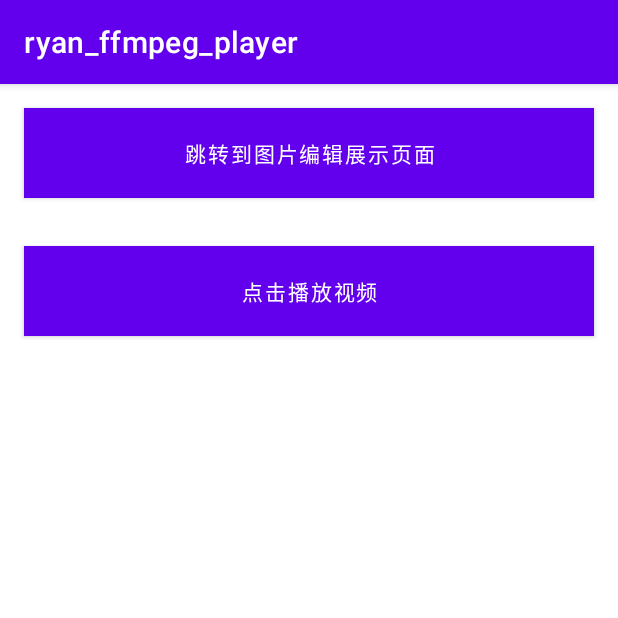
After one commit to jinhaizeng/ryan_ffmpeg_player, an Android app: the VideoPlayerActivity screen opened directly, with no data from a screen before it, on a phone screen of 412 x 824 dp, the top half of it. The commit adds this screen. Run offline under Robolectric (Android 15) with nearby library versions, the phone set to English and light mode, and no system bars; 1 statement that could not run was skipped.

Commit message:
fix(): mainActivity增加跳转逻辑

```diff
--- /dev/null
+++ b/app/src/main/java/com/example/ryan_ffmpeg_player/VideoPlayerActivity.kt
@@ -0,0 +1,100 @@
+package com.example.ryan_ffmpeg_player
+
+import android.net.Uri
+import androidx.appcompat.app.AppCompatActivity
+import android.os.Bundle
+import android.os.Environment
+import android.util.Log
+import android.view.View
+import android.widget.Button
+import android.widget.Toast
+import androidx.activity.result.contract.ActivityResultContracts
+import com.example.ryan_ffmpeg_player.Constant.TAG
+import com.example.ryan_ffmpeg_player.Utils.FileUtils
+import java.io.File
+import java.lang.Exception
+
+class VideoPlayerActivity : AppCompatActivity(), View.OnClickListener {
+    lateinit var playButton: Button
+    lateinit var videoSurfaceView: VideoSurfaceView
+    lateinit var albumButton: Button
+    lateinit var filePath: String
+
+    private val pickLauncher =
+        registerForActivityResult(ActivityResultContracts.GetContent()) { uri: Uri? ->
+            uri?.let { it ->
+                filePath = FileUtils.getFilePathByUri(this, it)
+                Log.d(TAG, "图片地址：" + filePath)
+            }
+        }
+
+    override fun onCreate(savedInstanceState: Bundle?) {
+        super.onCreate(savedInstanceState)
+        setContentView(R.layout.activity_video_player)
+
+        PermissionUtils.requestMyPermissions(this)
+        playButton = findViewById(R.id.playButton)
+        videoSurfaceView = findViewById(R.id.videoView)
+        albumButton = findViewById(R.id.sys_choose_image)
+        playButton.setOnClickListener(this)
+        albumButton.setOnClickListener(this)
+    }
+
+    override fun onResume() {
+        super.onResume()
+//        decode();
+    }
+
+    override fun onClick(v: View?) {
+        when (v?.id) {
+            R.id.playButton -> {
+                if (!filePath.isEmpty()) {
+                    Log.d(TAG, "输入文件路径是否正常：" + File(filePath).exists())
+                    videoSurfaceView.player(filePath)
+                } else {
+                    Toast.makeText(this, "文件路径异常：" + filePath, Toast.LENGTH_LONG).show()
+                }
+            }
+            R.id.sys_choose_image -> {
+                // 图片选image/* 视频选video/*
+                pickLauncher.launch("video/*")
+            }
+        }
+    }
+
+    private fun decode() {
+        val path = "/sdcard/DCIM/Camera";
+        val fileName = "DCIM/ScreenRecorder/Screenrecorder-2022-11-09-10-52-55-338.mp4";
+        val input = File(
+            Environment.getExternalStorageDirectory(),
+            fileName
+        ).absolutePath
+        Log.e(TAG, "path" + Environment.getExternalStorageDirectory())
+
+        val output = File(
+            Environment.getExternalStorageDirectory(),
+            "test_yuv420p.yuv"
+        ).absolutePath
+
+        val outputFile = File(output)
+        if (outputFile.exists()) {
+            outputFile.delete();
+        }
+        try {
+            //创建文件
+            val createResult = outputFile.createNewFile();
+            //给一个吐司提示，提示创建成功
+        } catch (e: Exception) {
+            e.printStackTrace();
+            Log.e(TAG, "output e" + e)
+
+        }
+        Log.e(
+            TAG,
+            "input = $input ${File(input).exists()}, output = $output ${File(output).exists()}"
+        )
+
+        VideoUtil.decode(input, output)
+        VideoUtil.helloNDK()
+    }
+}
--- /dev/null
+++ b/app/src/main/res/layout/activity_video_player.xml
@@ -0,0 +1,34 @@
+<?xml version="1.0" encoding="utf-8"?>
+<LinearLayout xmlns:android="http://schemas.android.com/apk/res/android"
+    xmlns:app="http://schemas.android.com/apk/res-auto"
+    xmlns:tools="http://schemas.android.com/tools"
+    android:layout_width="match_parent"
+    android:layout_height="match_parent"
+    android:orientation="vertical"
+    tools:context=".VideoPlayerActivity">
+
+    <Button
+        android:id="@+id/sys_choose_image"
+        android:layout_width="match_parent"
+        android:layout_height="60dp"
+        android:layout_marginVertical="16dp"
+        android:layout_marginHorizontal="16dp"
+        android:background="@color/black"
+        android:text="跳转到图片编辑展示页面"
+        android:textColor="@color/white"/>
+
+    <Button
+        android:id="@+id/playButton"
+        android:layout_width="match_parent"
+        android:layout_height="60dp"
+        android:layout_marginVertical="16dp"
+        android:layout_marginHorizontal="16dp"
+        android:background="@color/black"
+        android:text="点击播放视频"
+        android:textColor="@color/white"/>
+
+    <com.example.ryan_ffmpeg_player.VideoSurfaceView
+        android:id="@+id/videoView"
+        android:layout_width="0dp"
+        android:layout_height="0dp"/>
+</LinearLayout>
--- /dev/null
+++ b/app/src/main/res/xml/fraction.xml
@@ -0,0 +1,4 @@
+<?xml version="1.0" encoding="utf-8"?>
+<resources>
+    <item name="circle_article_aspectRatio" type="fraction">133%</item>
+</resources>
```
Also changed, not shown: app/src/main/AndroidManifest.xml (+11 -4 lines), app/src/main/java/com/example/ryan_ffmpeg_player/MainActivity.kt (+10 -67 lines), app/src/main/res/layout/activity_main.xml (+2 -13 lines).
